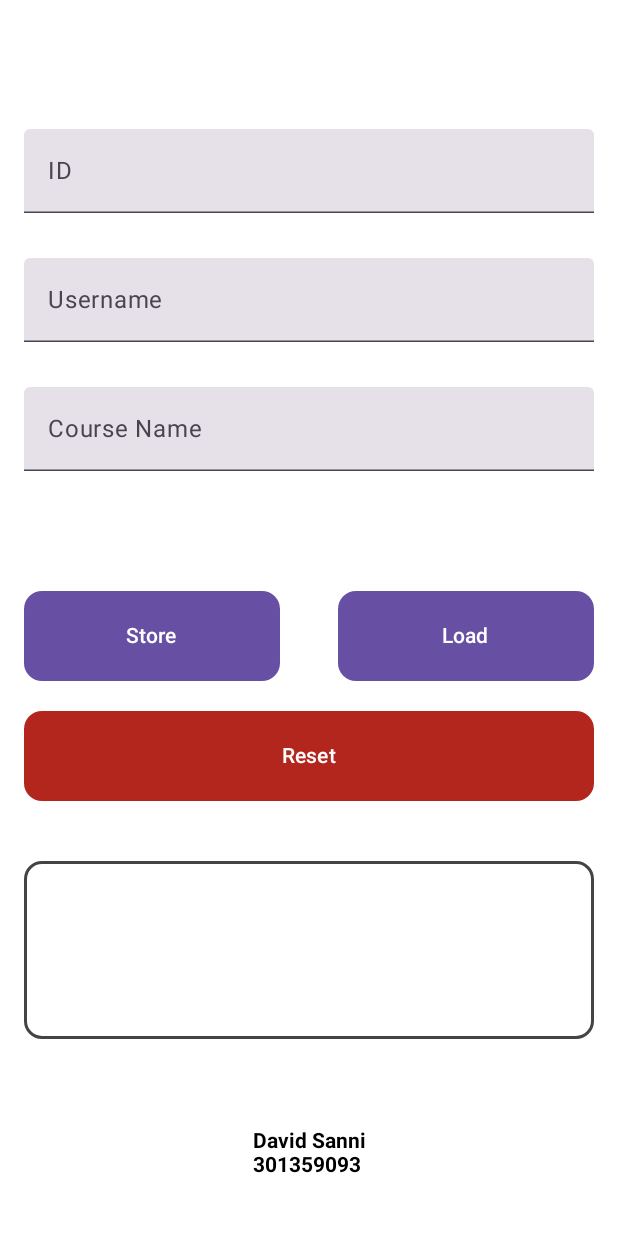
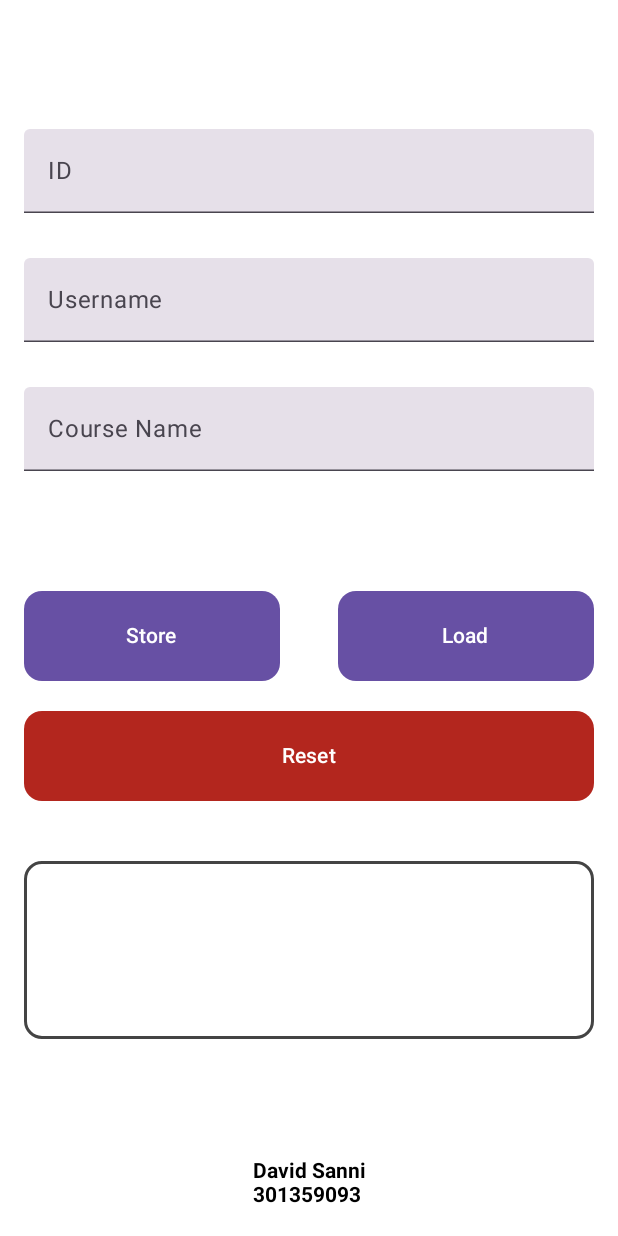
Before and after one commit to LanceDa-Vid/MAPD721-A1-DavidSanni, an Android app built with Jetpack Compose: the @Preview function Main, on a phone screen of 412 x 824 dp. Run offline under Robolectric (Android 15) with nearby library versions, the phone set to English and light mode, and no system bars.

Commit message:
Name and studentID

```diff
--- a/app/src/main/java/com/example/mapd721a1davidsanni/MainActivity.kt
+++ b/app/src/main/java/com/example/mapd721a1davidsanni/MainActivity.kt
@@ -214,7 +214,7 @@ private fun Main() {
 //                fontSize = 20.sp
 //            )
         }
-        Spacer(modifier = Modifier.height(40.dp))
+        Spacer(modifier = Modifier.height(60.dp))
         Text(text = "David Sanni\n301359093", fontWeight = FontWeight.Bold)
     }
 }
```
